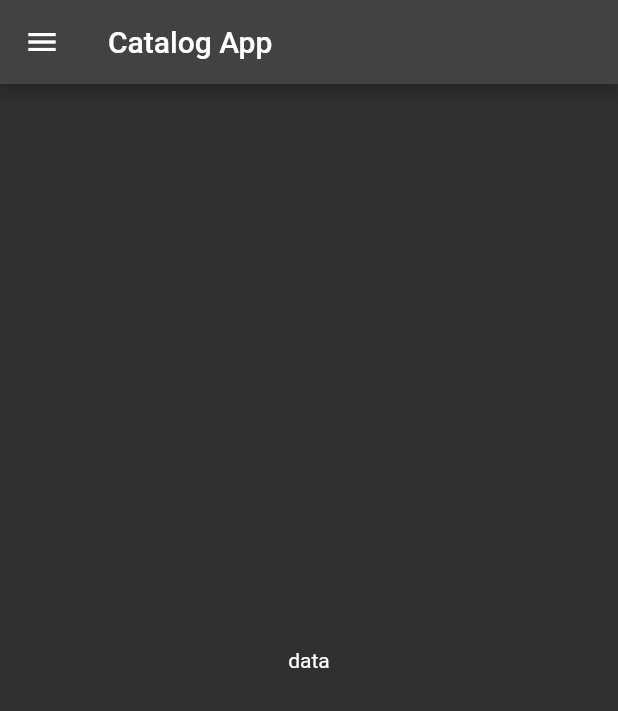
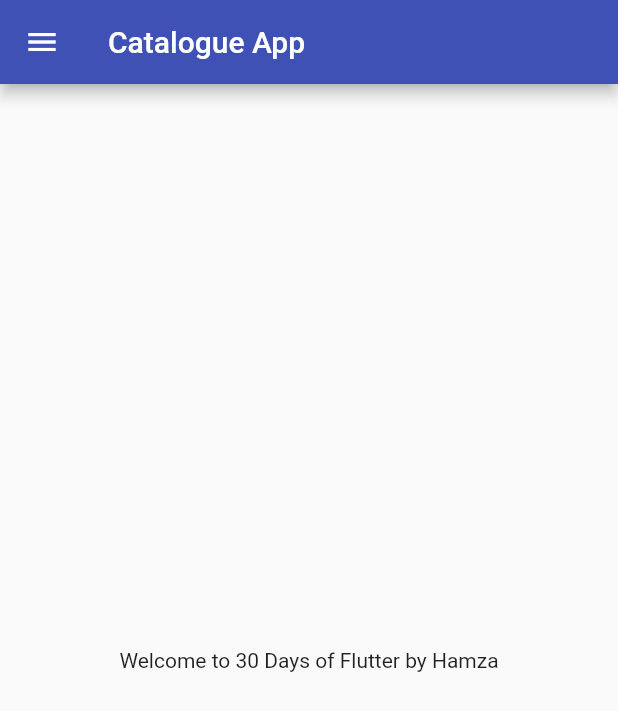
Before and after one commit to hamzabahadar/30days-flutter, a Flutter app: the HomePage screen opened by its route, on a phone screen of 412 x 824 dp. Shown: the top 711 px of the screen. Run offline on Flutter 3.47's test engine with Material 2 defaults, Android fonts, the phone set to English and light mode, and no system bars.

Commit message:
day 4 completed

```diff
--- a/lib/screens/home_page.dart
+++ b/lib/screens/home_page.dart
@@ -1,18 +1,26 @@
 import 'package:flutter/material.dart';
 
+// ignore: use_key_in_widget_constructors
 class HomePage extends StatelessWidget {
-  const HomePage({Key? key}) : super(key: key);
+  final int days = 30;
+  final String name = "Hamza";
 
   @override
   Widget build(BuildContext context) {
     return Scaffold(
       appBar: AppBar(
-        title: const Text("Catalog App"),
+        title: const Text("Catalogue App"),
+        // leading: Text("Catalogue App"),
       ),
-      body: const Center(
-        child: Text("data"),
+      body: Center(
+        child: SizedBox(
+          //string interpolation
+          child: Text("Welcome to $days Days of Flutter by " + name),
+        ),
       ),
-      drawer: const Drawer(),
+      // bottomSheet: BottomSheet(),
+      // bottomNavigationBar: BottomNavigationBar(items: items),
+      drawer: Drawer(),
     );
   }
 }
```
Also changed, not shown: analysis_options.yaml (deleted, +0 -30 lines), lib/main.dart (+16 -12 lines), lib/screens/login_page.dart (+51 -11 lines), pubspec.yaml (+6 -4 lines), images/1.png (added), images/2.png (added), pubspec.lock, 1 other file.
